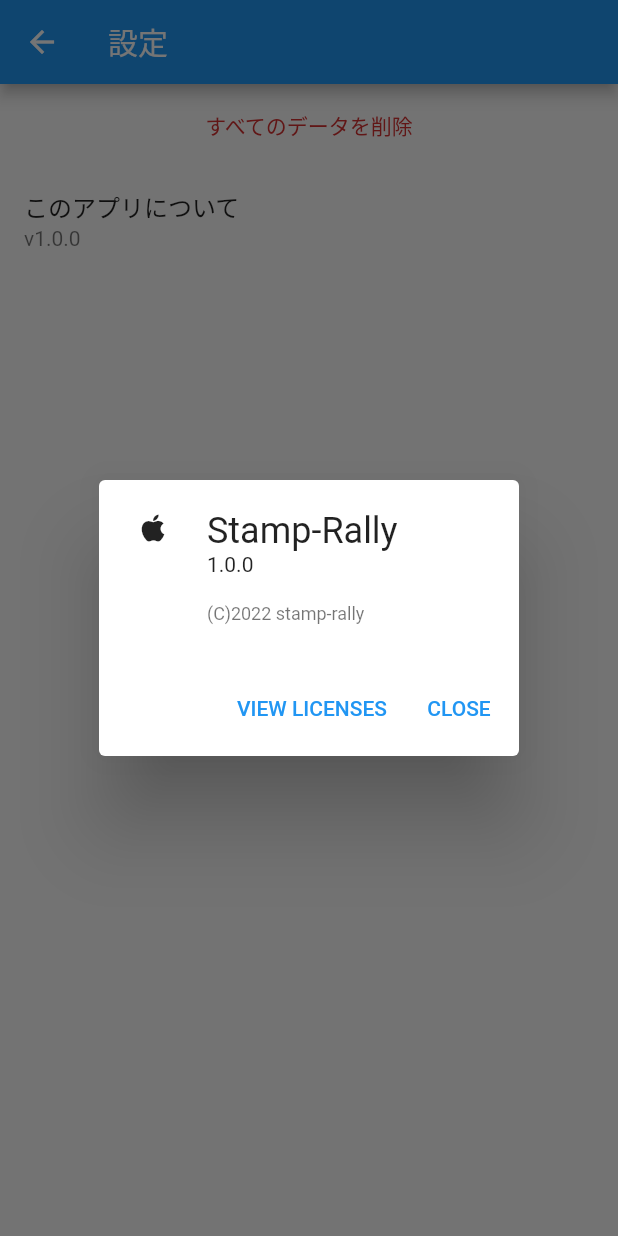
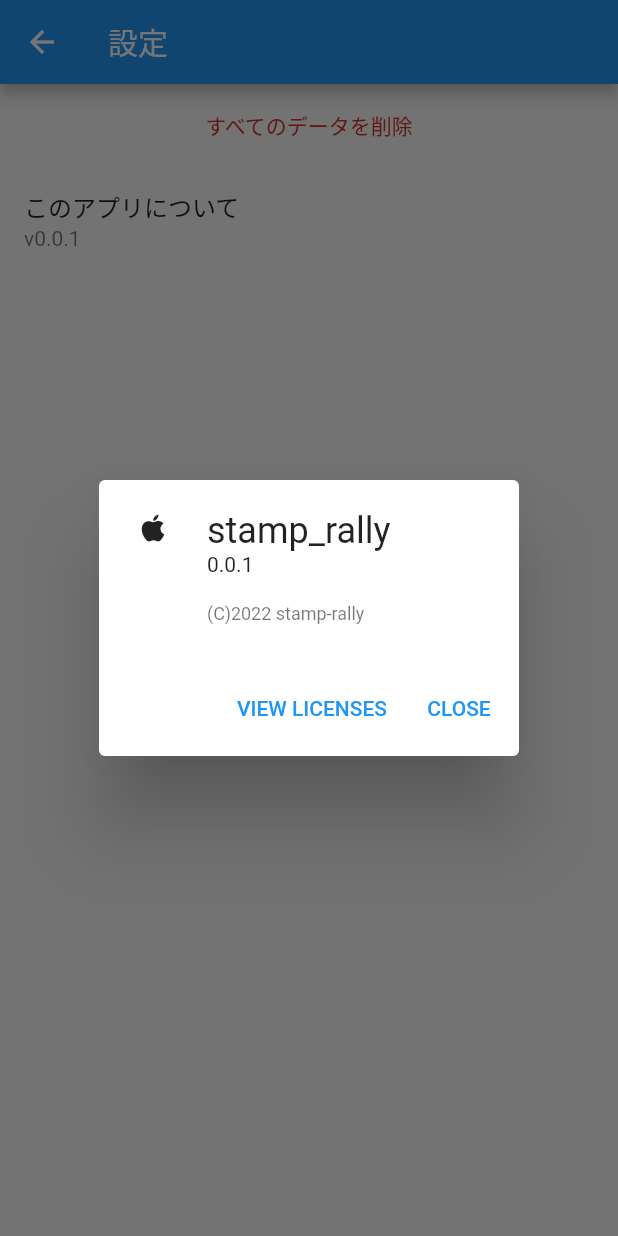
Before and after one commit to team-musashi/stamp-rally, a Flutter app: the SettingPage screen opened directly, after a tap on "このアプリについて", on a phone screen of 412 x 824 dp. Run offline on Flutter 3.47's test engine with Material 2 defaults, Android fonts, the phone set to English and light mode, and no system bars; our stand-ins replace cloud_firestore, firebase_auth, firebase_core, flutter_riverpod, freezed_annotation, gap and 2 more; missing offline and left inert: roggle; accounts and stored records are empty.

Commit message:
🚀 feat: 設定画面とパッケージ情報プロバイダーを繋ぎこみ

```diff
--- a/lib/presentation/page/setting/setting_page.dart
+++ b/lib/presentation/page/setting/setting_page.dart
@@ -1,5 +1,8 @@
 import 'package:flutter/material.dart';
+import 'package:flutter_riverpod/flutter_riverpod.dart';
 
+import '../../../application/package_info/package_info_service.dart';
+import '../../component/async_value_handler.dart';
 import '../../component/delete_user.dart';
 
 /// 設定画面
@@ -36,28 +39,27 @@ class _Body extends StatelessWidget {
 }
 
 /// 「このアプリについて」のListTile
-class _AboutAppListTile extends StatelessWidget {
+class _AboutAppListTile extends ConsumerWidget {
   const _AboutAppListTile();
 
   @override
-  Widget build(BuildContext context) {
-    // Todo PackageInfoPlusのProviderから取得する
-    const applicationName = 'Stamp-Rally';
-    const applicationVersion = '1.0.0';
-
-    return ListTile(
+  Widget build(BuildContext context, WidgetRef ref) {
+    return AsyncValueHandler(
+      value: ref.watch(packageInfoProvider),
+      builder: (info) => ListTile(
         title: const Text('このアプリについて'),
-      subtitle: const Text('v$applicationVersion'),
+        subtitle: Text('v${info.version}'),
         onTap: () {
           showAboutDialog(
             context: context,
-          applicationName: applicationName,
-          applicationVersion: applicationVersion,
+            applicationName: info.appName,
+            applicationVersion: info.version,
             applicationIcon:
                 const Icon(Icons.apple_sharp), // Todo アプリIconが決まったら差し替え
             applicationLegalese: '(C)2022 stamp-rally', // Todo 権利情報が決まったら差し替え
           );
         },
+      ),
     );
   }
 }
```
Lines whose indentation alone changed are shown as unchanged.
